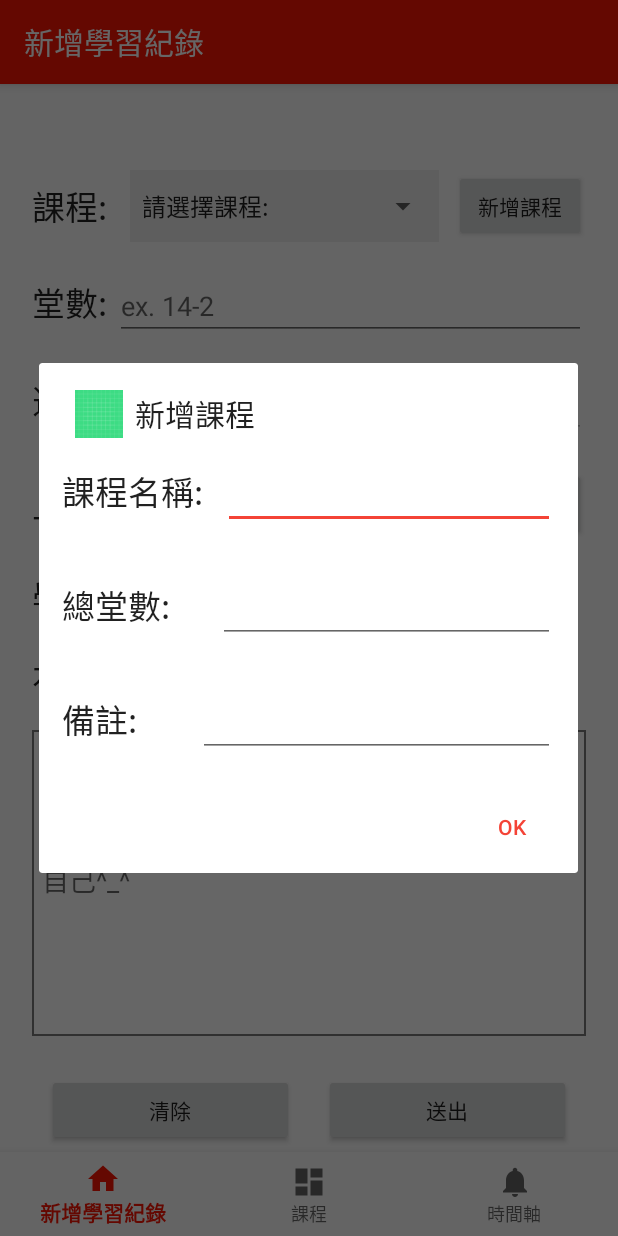
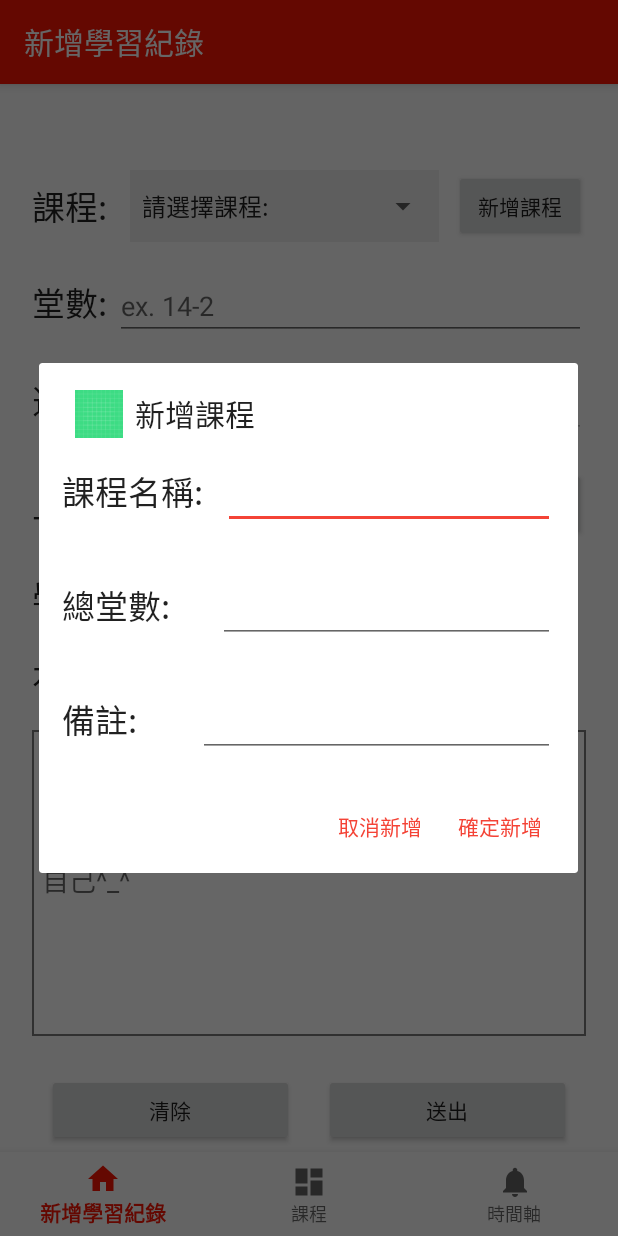
Before and after one commit to apple310565/TKB_Note, an Android app: the screen it shows after launch (MainActivity), after a tap on "新增課程", on a phone screen of 412 x 824 dp. Run offline under Robolectric (Android 15) with nearby library versions, the phone set to English and light mode, and no system bars; our stand-ins replace navigation-ui.

Commit message:
2020/8/2:時間軸介面完成，新增學習記錄介面完成

```diff
--- a/app/src/main/java/flag/com/tkb_process/ui/home/HomeFragment.java
+++ b/app/src/main/java/flag/com/tkb_process/ui/home/HomeFragment.java
@@ -4,6 +4,7 @@ import android.app.AlertDialog;
 import android.app.DatePickerDialog;
 import android.content.ContentValues;
 import android.content.DialogInterface;
+import android.database.Cursor;
 import android.database.sqlite.SQLiteDatabase;
 import android.graphics.Color;
 import android.os.Bundle;
@@ -26,6 +27,7 @@ import androidx.fragment.app.Fragment;
 import androidx.lifecycle.Observer;
 import androidx.lifecycle.ViewModelProviders;
 
+import java.util.ArrayList;
 import java.util.Calendar;
 
 
@@ -39,7 +41,7 @@ public class HomeFragment extends Fragment {
     String Y_M,complete,Name;
     private SQLiteDatabase db;
     MySQLiteHelper dbHelper;
-
+    ArrayList<String> items =new ArrayList<>();
     private HomeViewModel homeViewModel;
 
     public View onCreateView(@NonNull LayoutInflater inflater,
@@ -77,9 +79,16 @@ public class HomeFragment extends Fragment {
 
                 //課程選單
                 spinner2 = getView().findViewById(R.id.course);
-                final String[] items = new String[]{
+                /*final String[] items = new String[]{
                         "請選擇課程: ", "作業系統", " 線性代數", "演算法","離散數學","資料結構","計算機組織"
-                };
+                };*/
+                Cursor course=db.rawQuery("SELECT _Name FROM Course",null);
+                items.add("請選擇課程: ");
+                course.moveToFirst();
+                for(int i=0;i<course.getCount();i++){
+                    items.add(course.getString(0));
+                    course.moveToNext();
+                }
                 Name="請選擇課程: ";
                 ArrayAdapter<String> adapter = new ArrayAdapter<String>(getActivity(), android.R.layout.simple_spinner_item, items);
                 spinner2.setAdapter(adapter);
@@ -87,13 +96,14 @@ public class HomeFragment extends Fragment {
                     @Override
                     public void onItemSelected(AdapterView<?> parent, View view, int position, long id) {
                         Log.v("item", (String) parent.getItemAtPosition(position));
-                        Name=items[position];
+                        Name=items.get(position);
                     }
 
                     @Override
                     public void onNothingSelected(AdapterView<?> parent) {
                     }
                 });
+
 
                 //進度選單
                 spinner = getView().findViewById(R.id.pro_spinner);
@@ -297,7 +307,12 @@ public class HomeFragment extends Fragment {
                 .setIcon(R.drawable.ic_launcher_background)
                 .setTitle("新增課程")
                 .setView(v)
-                .setPositiveButton("ok", new DialogInterface.OnClickListener() {
+                .setNegativeButton("取消新增", new DialogInterface.OnClickListener() {
+                    @Override
+                    public void onClick(DialogInterface dialog, int which) {
+                    }
+                })
+                .setPositiveButton("確定新增", new DialogInterface.OnClickListener() {
                     @Override
                     public void onClick(DialogInterface dialog, int which) {
                     EditText c_Name=(EditText)v.findViewById(R.id.C_name);
@@ -335,6 +350,15 @@ public class HomeFragment extends Fragment {
                         cv.put("total_minus", 0);
                         cv.put("note", c_note.getText().toString());
                         db.insert("Course", null, cv);
+
+                        Cursor course=db.rawQuery("SELECT _Name FROM Course",null);
+                        items.clear();
+                        items.add("請選擇課程: ");
+                        course.moveToFirst();
+                        for(int i=0;i<course.getCount();i++){
+                            items.add(course.getString(0));
+                            course.moveToNext();
+                        }
                     }
 
                     }
--- a/app/src/main/java/flag/com/tkb_process/ui/notifications/NotificationsFragment.java
+++ b/app/src/main/java/flag/com/tkb_process/ui/notifications/NotificationsFragment.java
@@ -260,7 +260,7 @@ public class NotificationsFragment extends Fragment {
         final View v2 = inflater.inflate(R.layout.change_goal, null);
         new AlertDialog.Builder(getActivity())
                 .setView(v2)
-
+                .setIcon(R.drawable.ic_launcher_background)
                 .setTitle("修改目標修課數")
                 .setNegativeButton("取消修改", new DialogInterface.OnClickListener() {
                     @Override
```
